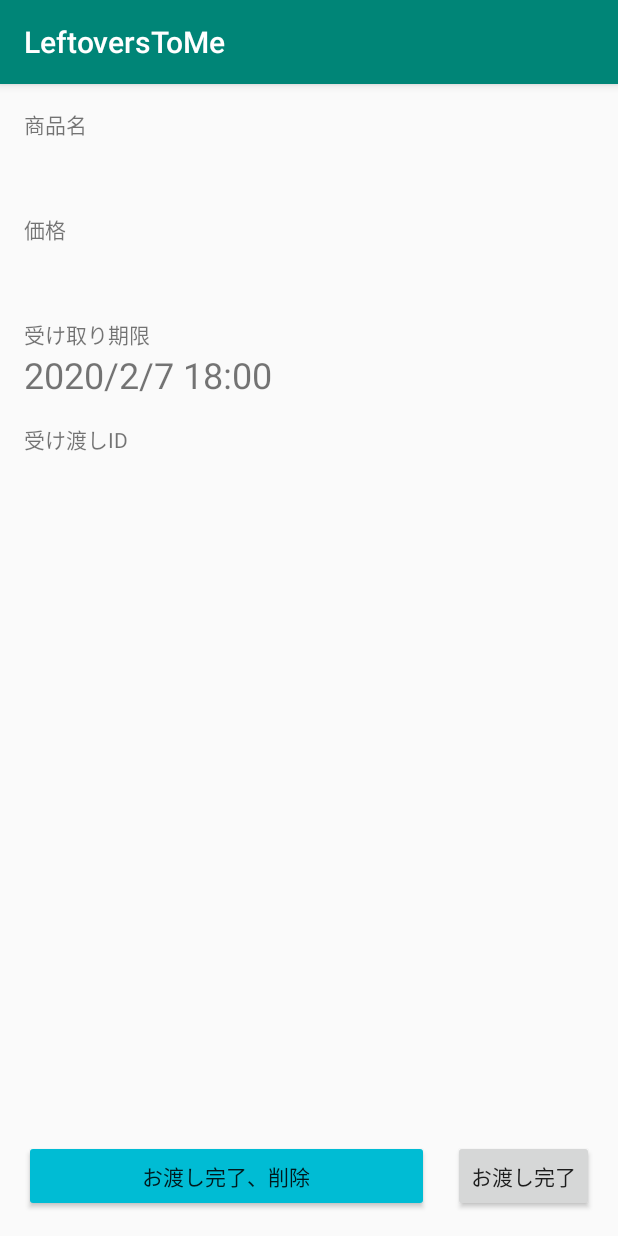
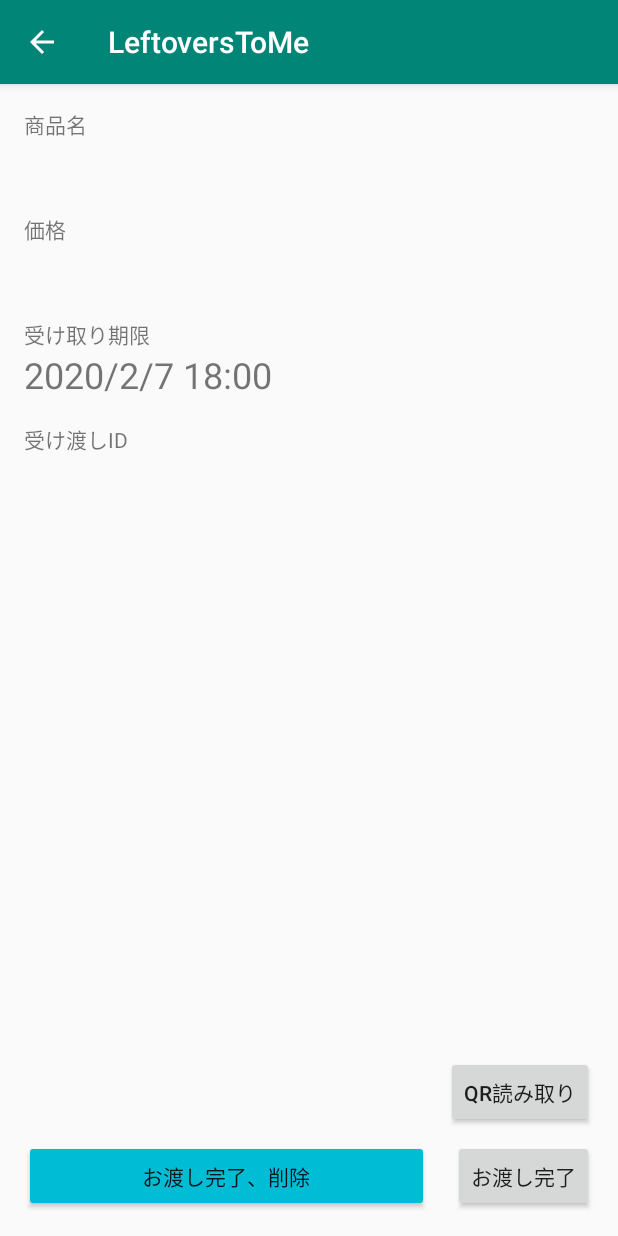
Before and after one commit to libra219/LeftoversToMe, an Android app: the DeliveryActivity screen opened directly, with no data from a screen before it, on a phone screen of 412 x 824 dp. Run offline under Robolectric (Android 15) with nearby library versions, the phone set to English and light mode, and no system bars; our stand-ins replace Firebase (no records; nobody signed in at launch, a user with empty details on screens opened directly); libraries missing offline, so code that uses them is left out: com.journeyapps.barcodescanner.

Commit message:
✨ : Add function
IDを取得するQRコードの読み取り実装

```diff
--- a/app/src/main/res/layout/activity_delivery.xml
+++ b/app/src/main/res/layout/activity_delivery.xml
@@ -128,4 +128,14 @@
         app:layout_constraintBottom_toBottomOf="parent"
         app:layout_constraintEnd_toEndOf="parent" />
 
+    <Button
+        android:id="@+id/btn_delivery_qr_read"
+        android:layout_width="wrap_content"
+        android:layout_height="wrap_content"
+        android:layout_marginEnd="16dp"
+        android:layout_marginBottom="8dp"
+        android:text="QR読み取り"
+        app:layout_constraintBottom_toTopOf="@+id/btn_delivery_ok"
+        app:layout_constraintEnd_toEndOf="parent" />
+
 </androidx.constraintlayout.widget.ConstraintLayout>
```
Also changed, not shown: app/src/main/AndroidManifest.xml (+5 -2 lines), app/src/main/java/local/libra219/android/leftoverstome/DeliveryActivity.kt (+35 -0 lines), app/src/main/java/local/libra219/android/leftoverstome/MyCaptureActivity.kt (+6 -5 lines).
